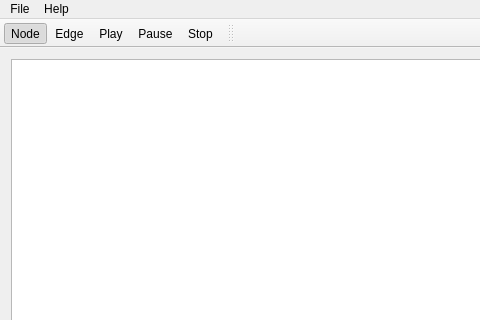
Qt form mainwindow.ui (dwat3r/grapher) before a commit; both pictures show x 0 to 480 and y 0 to 320 of the 1226 by 748 pixel window.
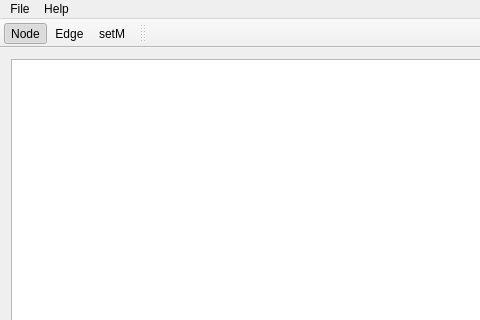
The same form after that commit.

```diff
--- a/mainwindow.ui
+++ b/mainwindow.ui
@@ -203,9 +203,7 @@
    </attribute>
    <addaction name="actionNode"/>
    <addaction name="actionEdge"/>
-   <addaction name="actionPlay"/>
-   <addaction name="actionPause"/>
-   <addaction name="actionStop"/>
+   <addaction name="actionSetM"/>
   </widget>
   <widget class="QStatusBar" name="statusBar"/>
   <widget class="QToolBar" name="toolBar">
@@ -279,12 +277,12 @@
     <string>Pause</string>
    </property>
   </action>
-  <action name="actionStop">
+  <action name="actionSetM">
    <property name="checkable">
     <bool>true</bool>
    </property>
    <property name="text">
-    <string>Stop</string>
+    <string>setM</string>
    </property>
   </action>
  </widget>
```
